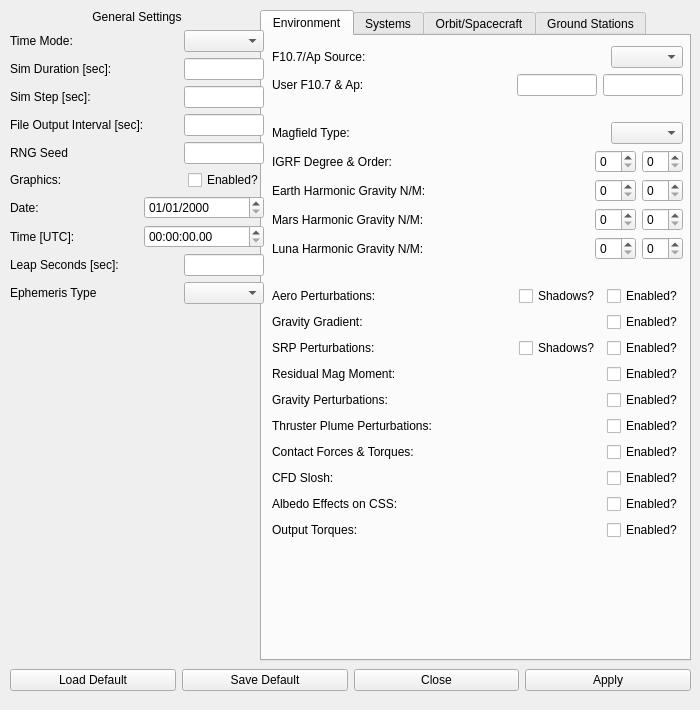
Old version of the form dsm_gui/sim_menu.ui in the repository pavelgalchenko/dsm_gui.
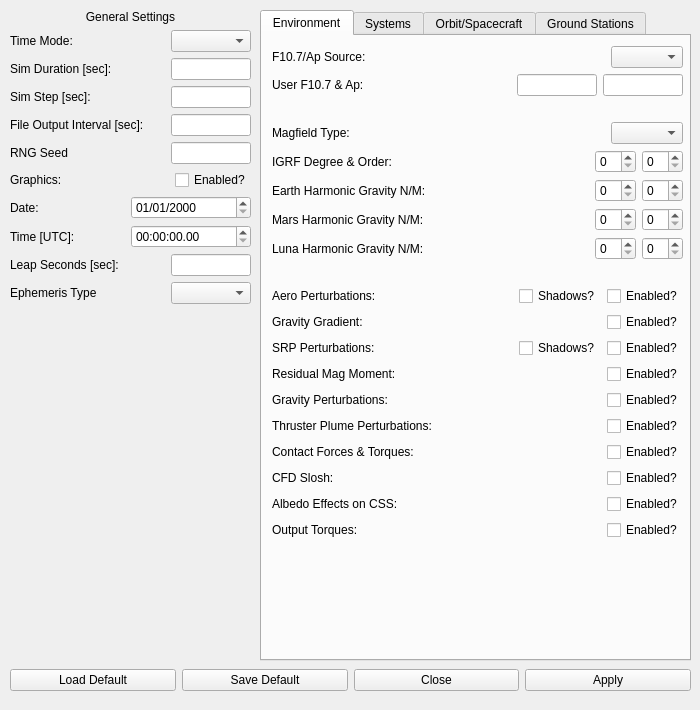
New version of the form.

Commit message: Why must Qt Creator resize things all the time!?!?!

Diff of the .ui file:
```diff
--- a/dsm_gui/sim_menu.ui
+++ b/dsm_gui/sim_menu.ui
@@ -1590,7 +1590,7 @@
     <rect>
      <x>10</x>
      <y>10</y>
-     <width>254</width>
+     <width>241</width>
      <height>641</height>
     </rect>
    </property>
```
